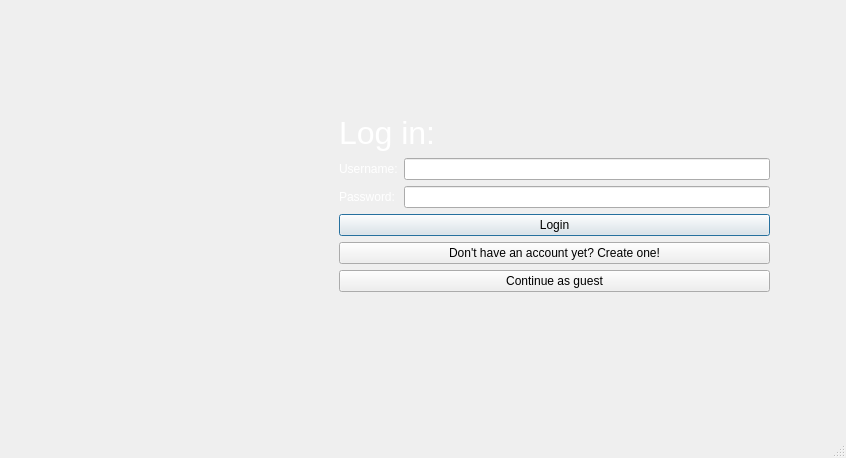
First picture: the form in client/src/mainwindow.ui, repository Dargoswwwe/smc-library, before the edit.
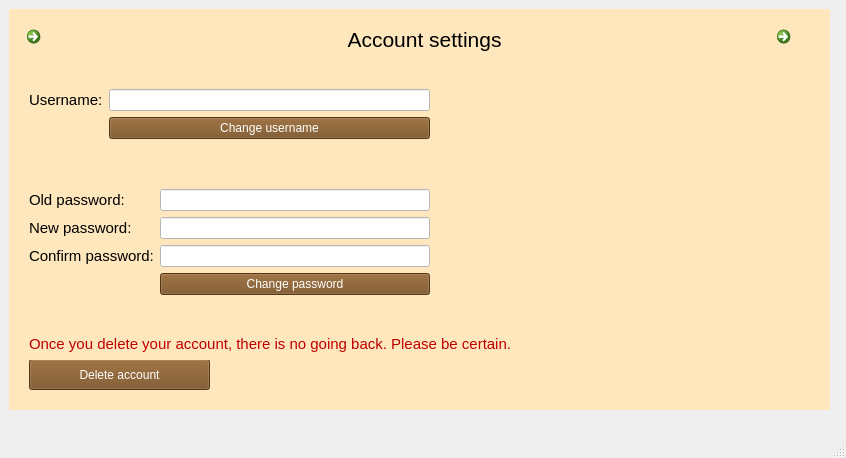
Second picture: the form after the edit. The open tabs and pages were chosen to show the change. Icons and pictures are not drawn.

Commit message: Added Account settings page in UI

Patch:
```diff
--- a/client/src/mainwindow.ui
+++ b/client/src/mainwindow.ui
@@ -26,6 +26,9 @@
         <verstretch>0</verstretch>
        </sizepolicy>
       </property>
+      <property name="styleSheet">
+       <string notr="true"/>
+      </property>
       <property name="currentIndex">
        <number>0</number>
       </property>
@@ -80,7 +83,7 @@
          <rect>
           <x>330</x>
           <y>20</y>
-          <width>431</width>
+          <width>451</width>
           <height>349</height>
          </rect>
         </property>
@@ -267,23 +270,53 @@
        <property name="styleSheet">
         <string notr="true">background:rgb(255, 231, 189)</string>
        </property>
-       <layout class="QVBoxLayout" name="verticalLayout">
-        <item alignment="Qt::AlignLeft">
-         <widget class="QPushButton" name="viewMyBooks">
+       <widget class="QPushButton" name="viewMyBooksButton">
+        <property name="geometry">
+         <rect>
+          <x>140</x>
+          <y>10</y>
+          <width>95</width>
+          <height>31</height>
+         </rect>
+        </property>
+        <property name="styleSheet">
+         <string notr="true">Background: rgb(117, 75, 28);color: white</string>
+        </property>
           <property name="text">
            <string>View my books</string>
           </property>
          </widget>
-        </item>
-        <item alignment="Qt::AlignLeft">
-         <widget class="QPushButton" name="viewAllBooks">
+       <widget class="QPushButton" name="viewAllBooksButton">
+        <property name="geometry">
+         <rect>
+          <x>20</x>
+          <y>10</y>
+          <width>101</width>
+          <height>31</height>
+         </rect>
+        </property>
+        <property name="styleSheet">
+         <string notr="true">Background: rgb(117, 75, 28);color: white</string>
+        </property>
           <property name="text">
            <string>View all books</string>
           </property>
          </widget>
-        </item>
-        <item>
          <widget class="QScrollArea" name="scrollArea">
+        <property name="geometry">
+         <rect>
+          <x>11</x>
+          <y>65</y>
+          <width>811</width>
+          <height>311</height>
+         </rect>
+        </property>
+        <property name="sizePolicy">
+         <sizepolicy hsizetype="Preferred" vsizetype="Preferred">
+          <horstretch>0</horstretch>
+          <verstretch>0</verstretch>
+         </sizepolicy>
+        </property>
           <property name="widgetResizable">
            <bool>true</bool>
           </property>
@@ -292,11 +325,11 @@
             <rect>
              <x>0</x>
              <y>0</y>
-             <width>800</width>
-             <height>298</height>
-            </rect>
-           </property>
-           <layout class="QVBoxLayout" name="scrollVerticalLayout">
+           <width>809</width>
+           <height>309</height>
+          </rect>
+         </property>
+         <layout class="QVBoxLayout" name="verticalLayout_4">
             <item>
              <widget class="QLabel" name="title">
               <property name="maximumSize">
@@ -318,8 +351,261 @@
            </layout>
           </widget>
          </widget>
-        </item>
-       </layout>
+       <widget class="QPushButton" name="accountSettingsButton">
+        <property name="geometry">
+         <rect>
+          <x>640</x>
+          <y>10</y>
+          <width>111</width>
+          <height>31</height>
+         </rect>
+        </property>
+        <property name="styleSheet">
+         <string notr="true">Background: rgb(117, 75, 28);color: white</string>
+        </property>
+        <property name="text">
+         <string>Account settings</string>
+        </property>
+       </widget>
+       <widget class="QCommandLinkButton" name="logoutButton_4">
+        <property name="geometry">
+         <rect>
+          <x>760</x>
+          <y>0</y>
+          <width>41</width>
+          <height>41</height>
+         </rect>
+        </property>
+        <property name="text">
+         <string/>
+        </property>
+        <property name="icon">
+         <iconset resource="resources.qrc">
+          <normaloff>:/images_resources/logout.jpg</normaloff>:/images_resources/logout.jpg</iconset>
+        </property>
+        <property name="iconSize">
+         <size>
+          <width>30</width>
+          <height>25</height>
+         </size>
+        </property>
+       </widget>
+      </widget>
+      <widget class="QWidget" name="pageAccountSettings">
+       <widget class="QFrame" name="accountPageFrame">
+        <property name="geometry">
+         <rect>
+          <x>0</x>
+          <y>0</y>
+          <width>821</width>
+          <height>401</height>
+         </rect>
+        </property>
+        <property name="styleSheet">
+         <string notr="true">background-color: rgb(255, 231, 189);</string>
+        </property>
+        <widget class="QLabel" name="accountSettingsLabel">
+         <property name="geometry">
+          <rect>
+           <x>290</x>
+           <y>10</y>
+           <width>251</width>
+           <height>41</height>
+          </rect>
+         </property>
+         <property name="text">
+          <string>&lt;html&gt;&lt;head/&gt;&lt;body&gt;&lt;p align=&quot;center&quot;&gt;&lt;span style=&quot; font-size:16pt;&quot;&gt;Account settings&lt;/span&gt;&lt;/p&gt;&lt;/body&gt;&lt;/html&gt;</string>
+         </property>
+        </widget>
+        <widget class="QPushButton" name="deleteAccountButton">
+         <property name="geometry">
+          <rect>
+           <x>20</x>
+           <y>350</y>
+           <width>181</width>
+           <height>31</height>
+          </rect>
+         </property>
+         <property name="styleSheet">
+          <string notr="true">Background: rgb(117, 75, 28);color: white</string>
+         </property>
+         <property name="text">
+          <string>Delete account</string>
+         </property>
+        </widget>
+        <widget class="QLabel" name="deleteMessageLabel">
+         <property name="geometry">
+          <rect>
+           <x>20</x>
+           <y>320</y>
+           <width>751</width>
+           <height>31</height>
+          </rect>
+         </property>
+         <property name="text">
+          <string>&lt;html&gt;&lt;head/&gt;&lt;body&gt;&lt;p&gt;&lt;span style=&quot; font-size:11pt; color:#bf0000;&quot;&gt;Once you delete your account, there is no going back. Please be certain.&lt;/span&gt;&lt;/p&gt;&lt;/body&gt;&lt;/html&gt;</string>
+         </property>
+        </widget>
+        <widget class="QLabel" name="pictureLabelSettings">
+         <property name="geometry">
+          <rect>
+           <x>550</x>
+           <y>100</y>
+           <width>191</width>
+           <height>181</height>
+          </rect>
+         </property>
+         <property name="text">
+          <string/>
+         </property>
+         <property name="pixmap">
+          <pixmap resource="resources.qrc">:/images_resources/settings.jpg</pixmap>
+         </property>
+         <property name="scaledContents">
+          <bool>true</bool>
+         </property>
+        </widget>
+        <widget class="QWidget" name="formLayoutWidget">
+         <property name="geometry">
+          <rect>
+           <x>20</x>
+           <y>80</y>
+           <width>401</width>
+           <height>95</height>
+          </rect>
+         </property>
+         <layout class="QFormLayout" name="changeUsernameForm">
+          <item row="0" column="0">
+           <widget class="QLabel" name="changeUsernameLabel">
+            <property name="text">
+             <string>&lt;html&gt;&lt;head/&gt;&lt;body&gt;&lt;p&gt;&lt;span style=&quot; font-size:11pt;&quot;&gt;Username:&lt;/span&gt;&lt;/p&gt;&lt;/body&gt;&lt;/html&gt;</string>
+            </property>
+           </widget>
+          </item>
+          <item row="0" column="1">
+           <widget class="QLineEdit" name="changeUsernameLine">
+            <property name="styleSheet">
+             <string notr="true">background-color: rgb(255, 255, 255);</string>
+            </property>
+           </widget>
+          </item>
+          <item row="1" column="1">
+           <widget class="QPushButton" name="changeUsernameButton">
+            <property name="styleSheet">
+             <string notr="true">Background: rgb(117, 75, 28);color: white</string>
+            </property>
+            <property name="text">
+             <string>Change username</string>
+            </property>
+           </widget>
+          </item>
+         </layout>
+        </widget>
+        <widget class="QWidget" name="formLayoutWidget_2">
+         <property name="geometry">
+          <rect>
+           <x>20</x>
+           <y>180</y>
+           <width>401</width>
+           <height>131</height>
+          </rect>
+         </property>
+         <layout class="QFormLayout" name="charngePasswordForm">
+          <item row="0" column="0">
+           <widget class="QLabel" name="oldPasswordLabel">
+            <property name="text">
+             <string>&lt;html&gt;&lt;head/&gt;&lt;body&gt;&lt;p&gt;&lt;span style=&quot; font-size:11pt;&quot;&gt;Old password:&lt;/span&gt;&lt;/p&gt;&lt;/body&gt;&lt;/html&gt;</string>
+            </property>
+           </widget>
+          </item>
+          <item row="0" column="1">
+           <widget class="QLineEdit" name="oldPasswordLine">
+            <property name="styleSheet">
+             <string notr="true">background-color: rgb(255, 255, 255);</string>
+            </property>
+           </widget>
+          </item>
+          <item row="2" column="1">
+           <widget class="QLineEdit" name="confirmPasswordLine">
+            <property name="styleSheet">
+             <string notr="true">background-color: rgb(255, 255, 255);</string>
+            </property>
+           </widget>
+          </item>
+          <item row="1" column="1">
+           <widget class="QLineEdit" name="newPasswordLine">
+            <property name="styleSheet">
+             <string notr="true">background-color: rgb(255, 255, 255);</string>
+            </property>
+           </widget>
+          </item>
+          <item row="3" column="1">
+           <widget class="QPushButton" name="changePasswordButton">
+            <property name="styleSheet">
+             <string notr="true">Background: rgb(117, 75, 28);color: white</string>
+            </property>
+            <property name="text">
+             <string>Change password</string>
+            </property>
+           </widget>
+          </item>
+          <item row="1" column="0">
+           <widget class="QLabel" name="newPasswordLabel">
+            <property name="text">
+             <string>&lt;html&gt;&lt;head/&gt;&lt;body&gt;&lt;p&gt;&lt;span style=&quot; font-size:11pt;&quot;&gt;New password:&lt;/span&gt;&lt;/p&gt;&lt;/body&gt;&lt;/html&gt;</string>
+            </property>
+           </widget>
+          </item>
+          <item row="2" column="0">
+           <widget class="QLabel" name="confirmPasswordLabel">
+            <property name="text">
+             <string>&lt;html&gt;&lt;head/&gt;&lt;body&gt;&lt;p&gt;&lt;span style=&quot; font-size:11pt;&quot;&gt;Confirm password:&lt;/span&gt;&lt;/p&gt;&lt;/body&gt;&lt;/html&gt;</string>
+            </property>
+           </widget>
+          </item>
+         </layout>
+        </widget>
+        <widget class="QCommandLinkButton" name="backButton">
+         <property name="geometry">
+          <rect>
+           <x>10</x>
+           <y>10</y>
+           <width>31</width>
+           <height>31</height>
+          </rect>
+         </property>
+         <property name="text">
+          <string/>
+         </property>
+         <property name="icon">
+          <iconset resource="resources.qrc">
+           <normaloff>:/images_resources/backButtonIcon.jpg</normaloff>:/images_resources/backButtonIcon.jpg</iconset>
+         </property>
+        </widget>
+        <widget class="QCommandLinkButton" name="logoutButton_2">
+         <property name="geometry">
+          <rect>
+           <x>760</x>
+           <y>10</y>
+           <width>41</width>
+           <height>41</height>
+          </rect>
+         </property>
+         <property name="text">
+          <string/>
+         </property>
+         <property name="icon">
+          <iconset resource="resources.qrc">
+           <normaloff>:/images_resources/logout.jpg</normaloff>:/images_resources/logout.jpg</iconset>
+         </property>
+         <property name="iconSize">
+          <size>
+           <width>25</width>
+           <height>25</height>
+          </size>
+         </property>
+        </widget>
+       </widget>
       </widget>
       <widget class="QWidget" name="page">
        <widget class="QWidget" name="verticalLayoutWidget">
```
Lines whose indentation alone changed are shown as unchanged. The commit also changes 5 other files.
